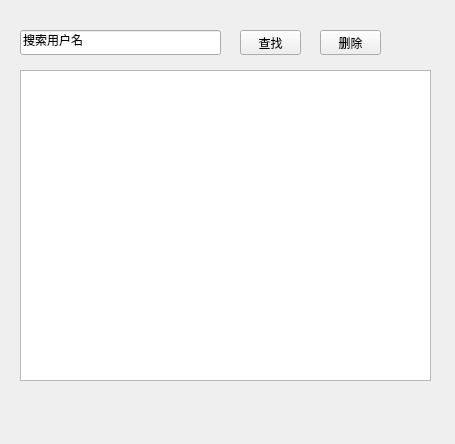
hutao932/Camera-QT, file atthis_c1/face_deletion.ui: the form before one commit.
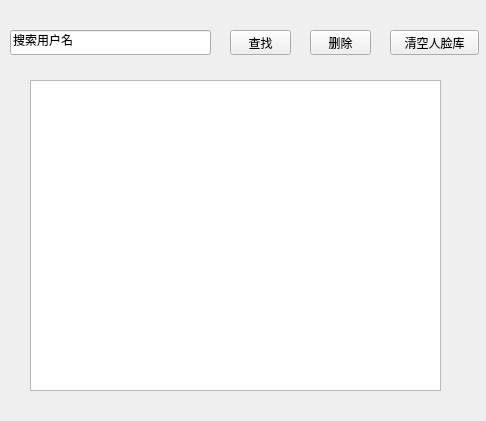
The form after the commit.

Diff of the .ui file:
```diff
--- a/atthis_c1/face_deletion.ui
+++ b/atthis_c1/face_deletion.ui
@@ -6,8 +6,8 @@
    <rect>
     <x>0</x>
     <y>0</y>
-    <width>455</width>
-    <height>444</height>
+    <width>486</width>
+    <height>421</height>
    </rect>
   </property>
   <property name="windowTitle">
@@ -16,7 +16,7 @@
   <widget class="QPushButton" name="pushButton_search">
    <property name="geometry">
     <rect>
-     <x>240</x>
+     <x>230</x>
      <y>30</y>
      <width>61</width>
      <height>25</height>
@@ -29,7 +29,7 @@
   <widget class="QLineEdit" name="lineEdit_username">
    <property name="geometry">
     <rect>
-     <x>20</x>
+     <x>10</x>
      <y>30</y>
      <width>201</width>
      <height>25</height>
@@ -42,8 +42,8 @@
   <widget class="QListWidget" name="listWidget">
    <property name="geometry">
     <rect>
-     <x>20</x>
-     <y>70</y>
+     <x>30</x>
+     <y>80</y>
      <width>411</width>
      <height>311</height>
     </rect>
@@ -52,7 +52,7 @@
   <widget class="QPushButton" name="pushButton_search_2">
    <property name="geometry">
     <rect>
-     <x>320</x>
+     <x>310</x>
      <y>30</y>
      <width>61</width>
      <height>25</height>
@@ -62,6 +62,19 @@
     <string>删除</string>
    </property>
   </widget>
+  <widget class="QPushButton" name="pushButton_clear">
+   <property name="geometry">
+    <rect>
+     <x>390</x>
+     <y>30</y>
+     <width>89</width>
+     <height>25</height>
+    </rect>
+   </property>
+   <property name="text">
+    <string>清空人脸库</string>
+   </property>
+  </widget>
  </widget>
  <resources/>
  <connections/>
```
